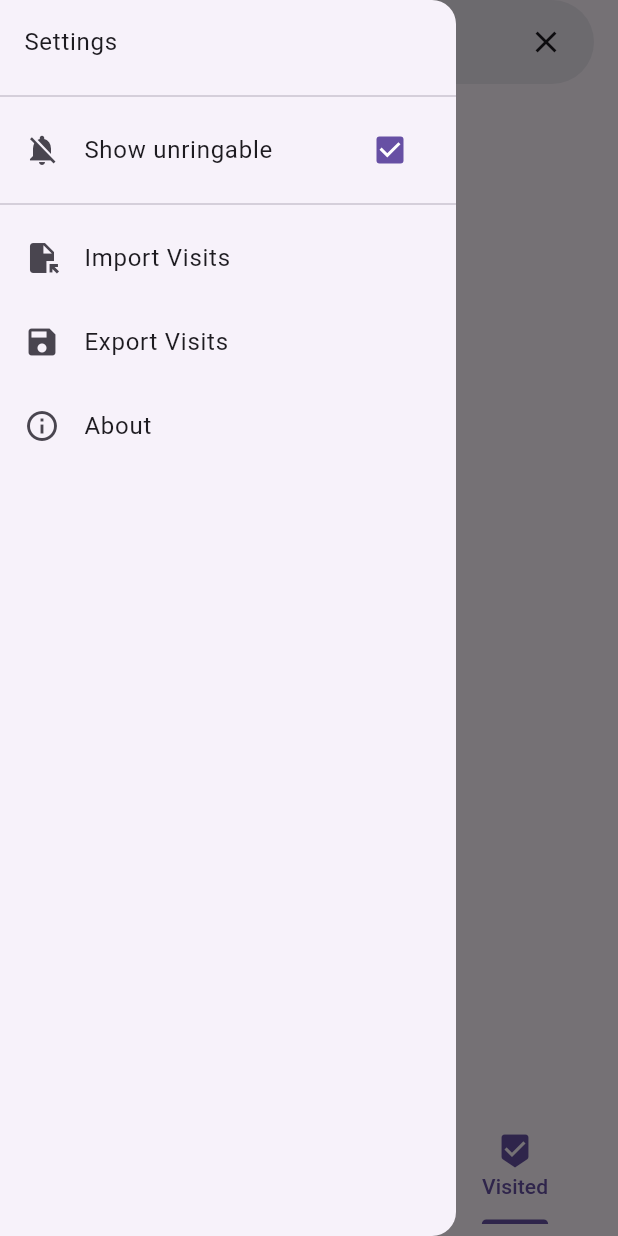
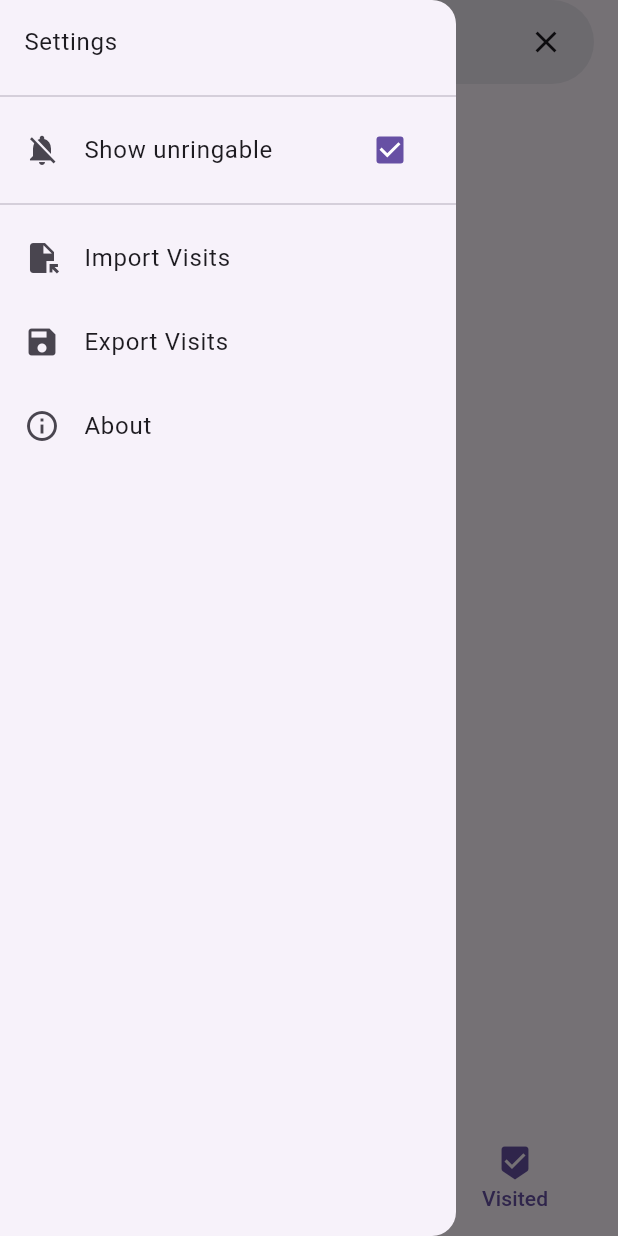
Before and after one commit to ahsparrow/bellfinder_flutter, a Flutter app: the screen it shows after launch, item 3 of the bottom bar chosen, with the side drawer open, on a phone screen of 412 x 824 dp. Run offline on Flutter 3.47's test engine with Material 3 defaults, Android fonts, the phone set to English and light mode, and no system bars; our stand-ins replace csv, drift, drift_flutter, file_picker, flutter_map, flutter_svg and 4 more; missing offline and left inert: flutter_map_location_marker, flutter_map_marker_cluster; accounts and stored records are empty; generated files the repository leaves out were written again; statements that could not run were skipped.

Commit message:
Remove underline tab indicator

```diff
--- a/lib/screens/home_screen.dart
+++ b/lib/screens/home_screen.dart
@@ -82,7 +82,7 @@ class _HomeScreenState extends State<HomeScreen> {
             // Bottom navigation with tab controller
             bottomNavigationBar: Padding(
               padding: EdgeInsets.only(
-                bottom: MediaQuery.of(context).padding.bottom + 8,
+                bottom: MediaQuery.of(context).padding.bottom,
               ),
               child: const TabBar(
                 tabs: [
@@ -91,6 +91,9 @@ class _HomeScreenState extends State<HomeScreen> {
                   Tab(text: 'Visited', icon: Icon(Icons.beenhere)),
                 ],
                 dividerColor: Colors.transparent,
+                indicator: UnderlineTabIndicator(
+                  borderSide: BorderSide(color: Colors.transparent),
+                ),
               ),
             ),
 
```
